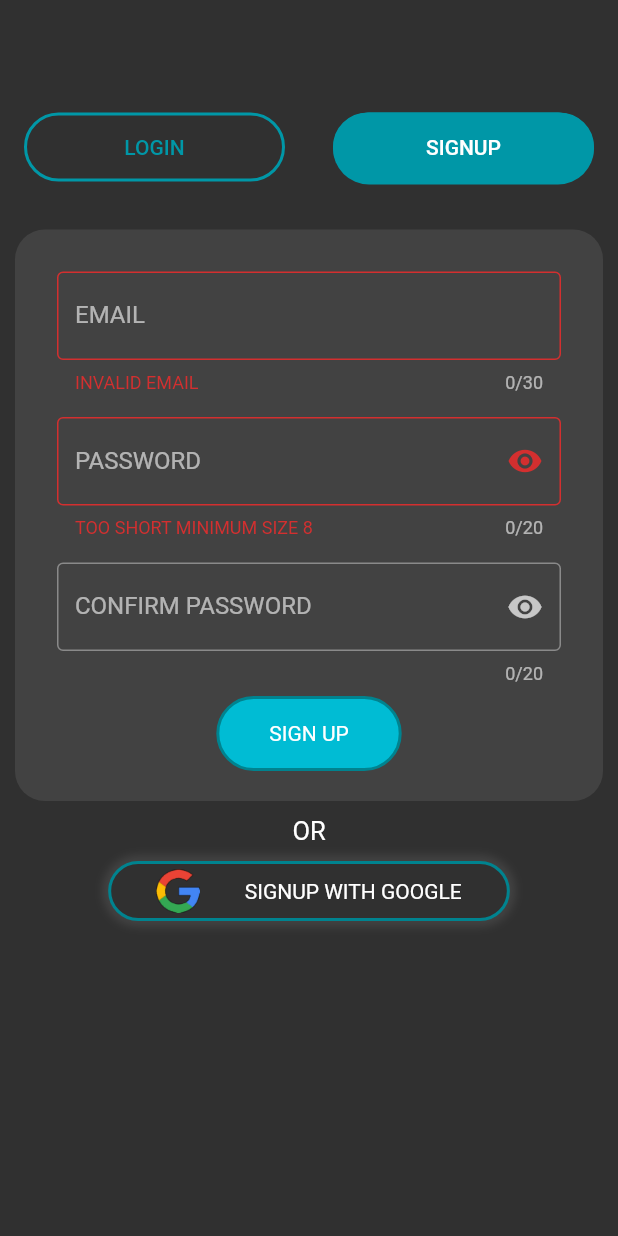
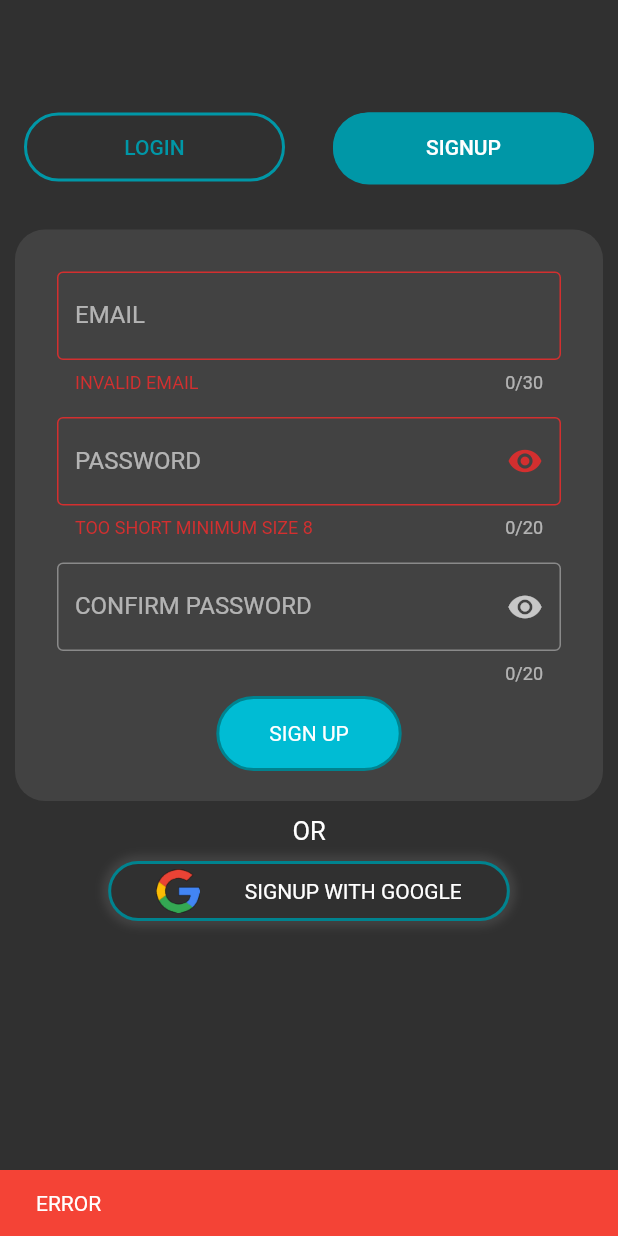
Before and after one commit to Siddharth-rajput2201/chatterbox, a Flutter app: the screen it shows after launch, tab 2 chosen, after a tap on "SIGN UP", on a phone screen of 412 x 824 dp. Run offline on Flutter 3.47's test engine with Material 2 defaults, Android fonts, the phone set to English and light mode, and no system bars; our stand-ins replace cloud_firestore, firebase_auth, firebase_core, google_sign_in; accounts and stored records are empty.

Commit message:
completed Sign Up Logic with errorHandling

```diff
--- a/lib/Screens/home_screen.dart
+++ b/lib/Screens/home_screen.dart
@@ -1,6 +1,6 @@
 import 'package:chatterbox/resources/firebase_repository.dart';
 import 'package:flutter/material.dart';
-import 'package:chatterbox/Screens/login_screen.dart';
+//import 'package:chatterbox/Screens/login_screen.dart';
 
 class HomeScreen extends StatelessWidget {
   final FirebaseRepository _firebaseRepository = FirebaseRepository();
--- a/lib/Screens/login_screen.dart
+++ b/lib/Screens/login_screen.dart
@@ -1,6 +1,7 @@
-import 'package:chatterbox/Screens/home_screen.dart';
+//import 'package:chatterbox/Screens/home_screen.dart';
 import 'package:chatterbox/resources/firebase_repository.dart';
-import 'package:firebase_auth/firebase_auth.dart';
+import 'package:chatterbox/utils/errorDisplayWidgets.dart';
+//import 'package:firebase_auth/firebase_auth.dart';
 import 'package:flutter/material.dart';
 
 class LoginScreen extends StatefulWidget {
@@ -20,6 +21,10 @@ class _LoginScreenState extends State<LoginScreen> {
   }
   FirebaseRepository _repository = FirebaseRepository();
   bool _secureText = true;
+  bool _secureTextSignUpPassword = true;
+  bool _secureTextSignUpCofirmPassword = true;
+  bool _displaySignUpButton = true;
+  bool _displayGoogleSignUp = true;
   TextEditingController _emailController = TextEditingController();
   TextEditingController _signUpEmailController = TextEditingController();
   TextEditingController _passwordController = TextEditingController();
@@ -27,12 +32,15 @@ class _LoginScreenState extends State<LoginScreen> {
   TextEditingController _confirmSignUpPasswordController = TextEditingController();
   final _logInFormKey = GlobalKey<FormState>();
   final _signUpFormKey = GlobalKey<FormState>();
+  String signUpEmail;
+  String signUpPassword;
 
   @override
   Widget build(BuildContext context) {
     double _width = MediaQuery.of(context).size.width;
     double _height = MediaQuery.of(context).size.width;
     return loginSignup(_secureText,_width,_height);
+
   }
 
   Widget loginSignup(bool secureText, double _width , double _height) {
@@ -83,7 +91,9 @@ class _LoginScreenState extends State<LoginScreen> {
             ],
           ),
         ),
-        body: TabBarView(
+        body: Builder(
+          builder: (context)=>
+           TabBarView(
             children: [
               Padding(
                 padding: const EdgeInsets.all(10.0),
@@ -199,7 +209,7 @@ class _LoginScreenState extends State<LoginScreen> {
                               padding: const EdgeInsets.only(bottom : 10.0),
                               child: GestureDetector(
                                 onTap: ()=> {
-                                performLogin()
+                                  performGoogleLogin()
                                 },
                                 child: Container(
                                   width: _width*0.65,
@@ -286,6 +296,9 @@ class _LoginScreenState extends State<LoginScreen> {
                                           return null;
                                         }
                                       }  ,
+                                      onChanged: (_val) {
+                                        signUpEmail = _val;
+                                      },
                                       controller: _signUpEmailController,
                                       decoration: InputDecoration(
                                         hintText: "EXAMPLE@EMAIL.COM",
@@ -318,12 +331,12 @@ class _LoginScreenState extends State<LoginScreen> {
                                         hintText: "PASSWORD",
                                         labelText: "PASSWORD",
                                         border: OutlineInputBorder(),
-                                      suffixIcon: IconButton(icon : Icon( _secureText? Icons.remove_red_eye : Icons.security),
+                                        suffixIcon: IconButton(icon : Icon( _secureTextSignUpPassword? Icons.remove_red_eye : Icons.security),
                                           onPressed: ()=>{
-                                          toggleIcon()
+                                            toggleIconSignUpPassword()
                                           },),
                                       ),
-                                    obscureText: _secureText,
+                                      obscureText: _secureTextSignUpPassword,
                                       maxLength: 20,
                                     ),
                                   ),
@@ -345,22 +358,28 @@ class _LoginScreenState extends State<LoginScreen> {
                                           return null;
                                         }
                                       }  ,
+                                      onChanged: (_val){
+                                        signUpPassword = _val;
+                                      },
                                       controller: _confirmSignUpPasswordController,
                                       decoration: InputDecoration(
                                         hintText: "CONFIRM PASSWORD",
                                         labelText: "CONFIRM PASSWORD",
                                         border: OutlineInputBorder(),
-                                      suffixIcon: IconButton(icon : Icon( _secureText? Icons.remove_red_eye : Icons.security),
+                                        suffixIcon: IconButton(icon : Icon( _secureTextSignUpCofirmPassword? Icons.remove_red_eye : Icons.security),
                                           onPressed: ()=>{
-                                          toggleIcon()
+                                            toggleIconSignUpConfirmPassword()
                                           },),
                                       ),
-                                    obscureText: _secureText,
+                                      obscureText: _secureTextSignUpCofirmPassword,
                                       maxLength: 20,
                                     ),
                                   ),
-                                GestureDetector(
-                                  onTap: ()=>{validateSignUpFormFeild()},
+                                  _displaySignUpButton ? GestureDetector(
+                                    onTap: ()=>{
+                                      validateSignUpFormFeild(signUpEmail,signUpPassword,context)
+
+                                    },
                                     child: Container(
                                       width: _width*0.30,
                                       decoration: BoxDecoration(
@@ -379,7 +398,7 @@ class _LoginScreenState extends State<LoginScreen> {
                                         ),
                                       ),
                                     ),
-                                ),
+                                  ):CircularProgressIndicator(),
                                 ],
                               ),
                             ),
@@ -393,8 +412,8 @@ class _LoginScreenState extends State<LoginScreen> {
                           children: [
                             Padding(
                               padding: const EdgeInsets.only(bottom : 10.0),
-                            child: GestureDetector(
-                              onTap: ()=>{},
+                              child: _displayGoogleSignUp ? GestureDetector(
+                                onTap: ()=>{performGoogleLogin()},
                                 child: Container(
                                     width: _width*0.65,
                                     decoration: BoxDecoration(
@@ -424,7 +443,7 @@ class _LoginScreenState extends State<LoginScreen> {
                                         ),
                                       ],)
                                 ),
-                            ),
+                              ):CircularProgressIndicator(),
                             ),
                           ],
                         ),
@@ -436,12 +455,20 @@ class _LoginScreenState extends State<LoginScreen> {
             ],
           ),
         ),
+      ),
     );
   }
-  void performLogin()
+  Future<void> performGoogleLogin() async
   {
+    setState(() {
+      _displayGoogleSignUp = false;
+    });
     //_repository.signInWithGoogle().then((User user)
-    _repository.signInWithGoogle();
+    await _repository.signInWithGoogle();
+
+    setState(() {
+      _displayGoogleSignUp = true;
+    });
     // {
     //   if(user != null)
     //     {
@@ -466,6 +493,19 @@ class _LoginScreenState extends State<LoginScreen> {
     });
   }
 
+  void toggleIconSignUpPassword()
+  {
+    setState(() {
+      _secureTextSignUpPassword=!_secureTextSignUpPassword;
+    });
+  }
+
+  void toggleIconSignUpConfirmPassword()
+  {
+    setState(() {
+      _secureTextSignUpCofirmPassword=!_secureTextSignUpCofirmPassword;
+    });
+  }
   void validateFormFeild()
   {
     setState(() {
@@ -473,11 +513,28 @@ class _LoginScreenState extends State<LoginScreen> {
     });
   }
 
-  void validateSignUpFormFeild()
+  Future<void> validateSignUpFormFeild  (String signUpEmail ,String signUpPassword , BuildContext context ) async
   {
+    setState(() {
+      _displaySignUpButton = false;
+    });
     setState(() {
       _signUpFormKey.currentState.validate();
     });
+    if(_signUpFormKey.currentState.validate() == true)
+      {
+       await _repository.signUpWithEmailAndPassword(signUpEmail.trim(), signUpPassword, context);
+        setState(() {
+          _displaySignUpButton = true;
+        });
+      }
+    else
+      {
+        setState(() {
+          _displaySignUpButton = true;
+        });
+        showErrorSnackbar(context, "ERROR");
+      }
   }
 
 
--- a/lib/main.dart
+++ b/lib/main.dart
@@ -1,6 +1,6 @@
 import 'package:chatterbox/Screens/home_screen.dart';
 import 'package:chatterbox/Screens/login_screen.dart';
-import 'package:chatterbox/resources/firebase_repository.dart';
+//import 'package:chatterbox/resources/firebase_repository.dart';
 import 'package:firebase_auth/firebase_auth.dart';
 import 'package:firebase_core/firebase_core.dart';
 import 'package:flutter/material.dart';
@@ -17,7 +17,7 @@ class MyApp extends StatefulWidget {
 }
 
 class _MyAppState extends State<MyApp> {
-  FirebaseRepository _repository = FirebaseRepository();
+  //FirebaseRepository _repository = FirebaseRepository();
 
   @override
   Widget build(BuildContext context) {
--- a/lib/resources/firebase_repository.dart
+++ b/lib/resources/firebase_repository.dart
@@ -10,4 +10,5 @@ class FirebaseRepository
   Future<void> addDataToDb(User user) => _firebaseMethods.addDataToDb(user);
   Future<void> signOutUser() =>_firebaseMethods.signOutUser();
   Future<bool> checkCurrentUserID() => _firebaseMethods.checkCurrentUserId();
+  Future<User> signUpWithEmailAndPassword(signUpEmail, signUpPassword, context) =>_firebaseMethods.signUpWithEmailAndPassword(signUpEmail, signUpPassword, context);
 }
--- /dev/null
+++ b/lib/utils/errorDisplayWidgets.dart
@@ -0,0 +1,10 @@
+import 'package:flutter/material.dart';
+
+showErrorSnackbar(BuildContext context , String errorText )
+{
+  //Focus.of(context).requestFocus(new FocusNode());
+  Scaffold.of(context).showSnackBar(
+      SnackBar(content: Text(
+        errorText,style: TextStyle(color: Colors.white),),backgroundColor: Colors.red,duration: Duration(seconds: 6)),);
+  //_scaffoldKey.currentState.showSnackBar(SnackBar(content: Text(errorText),));
+}
```
Also changed, not shown: lib/resources/firebase_methods.dart (+17 -3 lines), 1 other file. Lines whose indentation alone changed are shown as unchanged.
